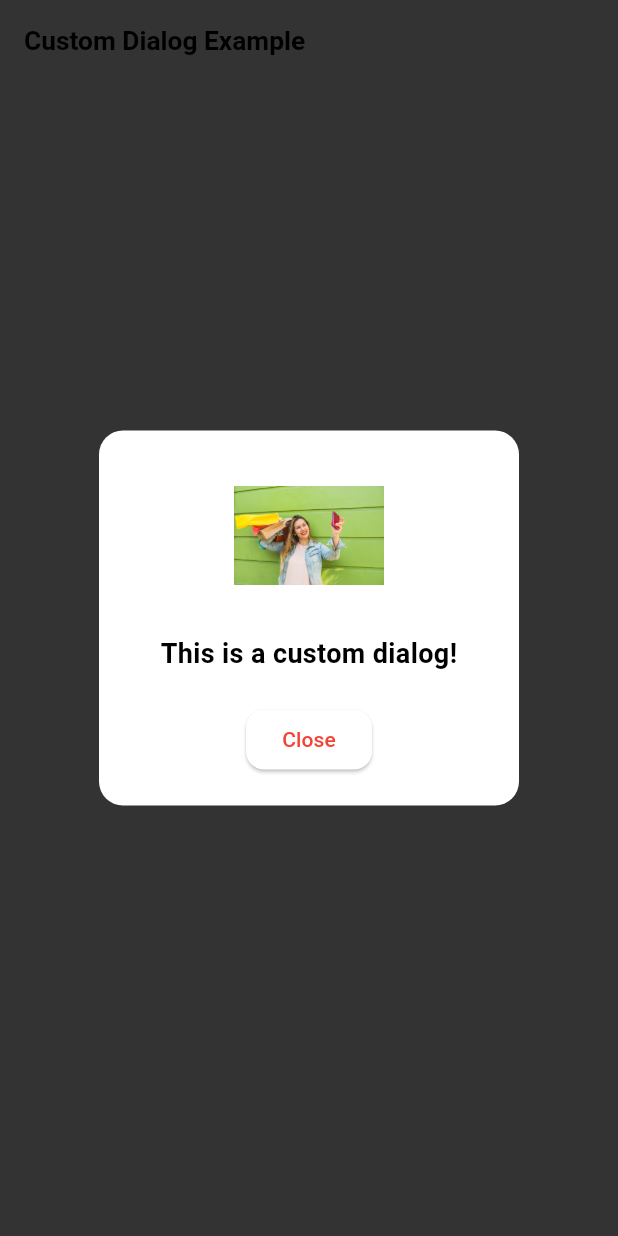
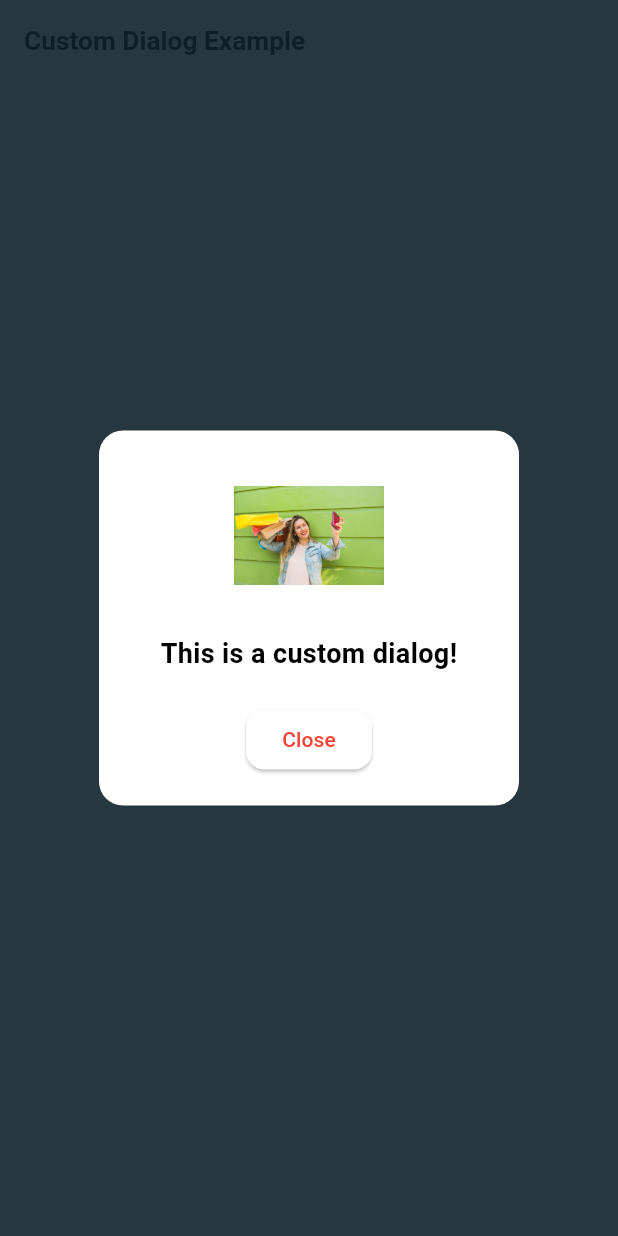
Before and after one commit to tarikbinaziz/flutter_widget_test, a Flutter app: the screen it shows after launch, after a tap on "Show Dialog", on a phone screen of 412 x 824 dp. Run offline on Flutter 3.47's test engine with Material 3 defaults, Android fonts, the phone set to English and light mode, and no system bars; our stand-ins replace cached_network_image, flutter_riverpod, flutter_screenutil, gap, hive, hive_flutter; accounts and stored records are empty; Roboto replaces fonts that are missing (Mulish).

Commit message:
fix color

```diff
--- a/lib/signup_success_dialog.dart
+++ b/lib/signup_success_dialog.dart
@@ -13,9 +13,9 @@ class SignupSuccessDialog extends StatelessWidget {
         child: ElevatedButton(
           onPressed: () {
             showDialog(
-              barrierColor: Colors.black.withValues(
-                alpha: 0.8,
-              ), // 🔴 bg color red
+              barrierColor: Color(
+                0xff0E212B,
+              ).withOpacity(0.9), // 🔴 bg color red
               context: context,
               builder: (context) {
                 return Dialog(
```
